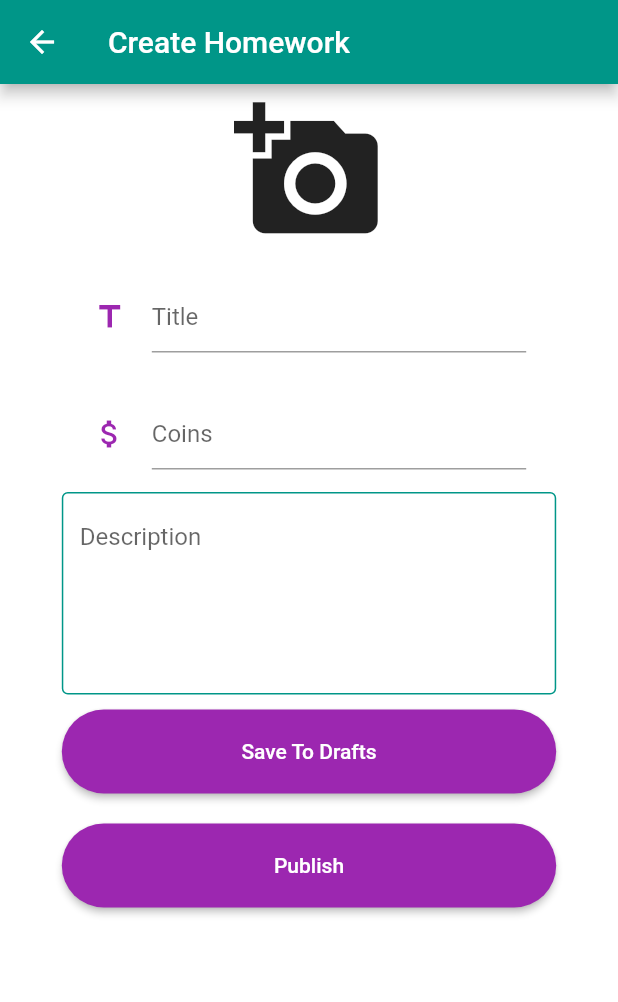
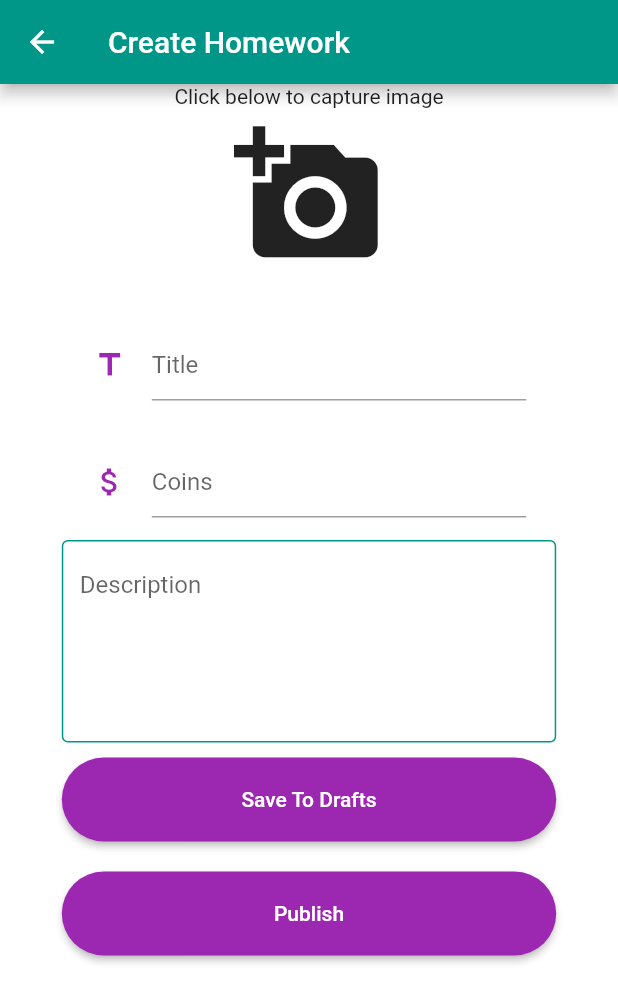
Before and after one commit to StefanTanaskovic/MathWiz, a Flutter app: the PublishHomeworkScreen screen opened directly, after a tap on the "add a photo" icon, on a phone screen of 412 x 824 dp. Shown: the top 1002 px of the screen. Run offline on Flutter 3.47's test engine with Material 2 defaults, Android fonts, the phone set to English and light mode, and no system bars; our stand-ins replace carousel_slider, firebase_auth, firebase_core, flutter_speed_dial, google_fonts, image_picker and 1 more; accounts and stored records are empty.

Commit message:
commit to allow pull

```diff
--- a/mathwiz_app/lib/main.dart
+++ b/mathwiz_app/lib/main.dart
@@ -6,7 +6,6 @@ import 'constants.dart';
 
 import 'package:firebase_core/firebase_core.dart'; // new
 import 'package:firebase_auth/firebase_auth.dart'; // new
-import 'package:flutter/material.dart';
 import 'package:google_fonts/google_fonts.dart';
 import 'package:provider/provider.dart'; // new
 
--- a/mathwiz_app/lib/views/homework/publish_homework.dart
+++ b/mathwiz_app/lib/views/homework/publish_homework.dart
@@ -1,7 +1,11 @@
+import 'dart:io';
 import 'package:flutter/material.dart';
+import 'dart:ui' as ui;
+import 'package:image_picker/image_picker.dart';
 import 'package:mathwiz_app/widgets/box_button.dart';
 import 'package:mathwiz_app/widgets/box_input_field.dart';
 import '../../constants.dart';
+import 'package:http/http.dart' as http;
 
 class PublishHomeworkScreen extends StatefulWidget {
   @override
@@ -11,10 +15,33 @@ class PublishHomeworkScreen extends StatefulWidget {
 }
 
 class _PublishHomeworkScreenState extends State<PublishHomeworkScreen> {
+  File _image;
+  final picker = ImagePicker();
+
+  Future getImage() async{
+    final pickedFile = await picker.getImage(source: ImageSource.camera);
+
+    setState(() {
+      _image = File(pickedFile.path);
+    });
+  }
+
+  Future getData() async{
+    var response = await http.get(
+      Uri.encodeFull("https://mathwizocr.cognitiveservices.azure.com"),
+      headers: {
+        "key": "d8c7258c660d4ae5b24d352e66e240c2",
+        "Accept": "application/json"
+      }
+    );
+    print(response.body);
+  }
+
+  String _textValue = " ";
   @override
   Widget build(BuildContext context) {
-    Size size = MediaQuery.of(context)
-        .size; // provides total hieght and width of screen
+    ui.Size size = MediaQuery.of(context)
+        .size;// provides total hieght and width of screen
     return Scaffold(
       appBar: AppBar(
         title: Text("Create Homework",
@@ -28,24 +55,19 @@ class _PublishHomeworkScreenState extends State<PublishHomeworkScreen> {
           alignment: Alignment.center,
           child: Column(
             children: [
+              Center(
+                child:Text("Click below to capture image")
+              ),
               IconButton(
                   iconSize: 100,
                   icon: Icon(Icons.add_a_photo),
-                  onPressed: () {}),
+                  onPressed: getImage),
+              Text(_textValue),
               BoxInputFeild(
                 hintText: "Title",
                 icon: Icons.title,
                 onChanged: (value) {},
               ),
-              // Slider(
-              //   value: _currentSliderValue,
-              //   min: 0,
-              //   max:100,
-              //   onChanged: (double value){
-              //   setState(() {
-              //     _currentSliderValue = value;
-              //   });
-              // },),
               BoxInputFeild(
                 hintText: "Coins",
                 icon: Icons.attach_money,
--- a/mathwiz_app/pubspec.yaml
+++ b/mathwiz_app/pubspec.yaml
@@ -25,6 +25,7 @@ dependencies:
   flutter_speed_dial: ^2.1.1
   flutter:
     sdk: flutter
+  image_picker: ^0.7.3
   cloud_firestore: ^1.0.0
   firebase_auth: ^1.0.0
   google_fonts: ^2.0.0
```
Also changed, not shown: mathwiz_app/pubspec.lock, 4 other files.
